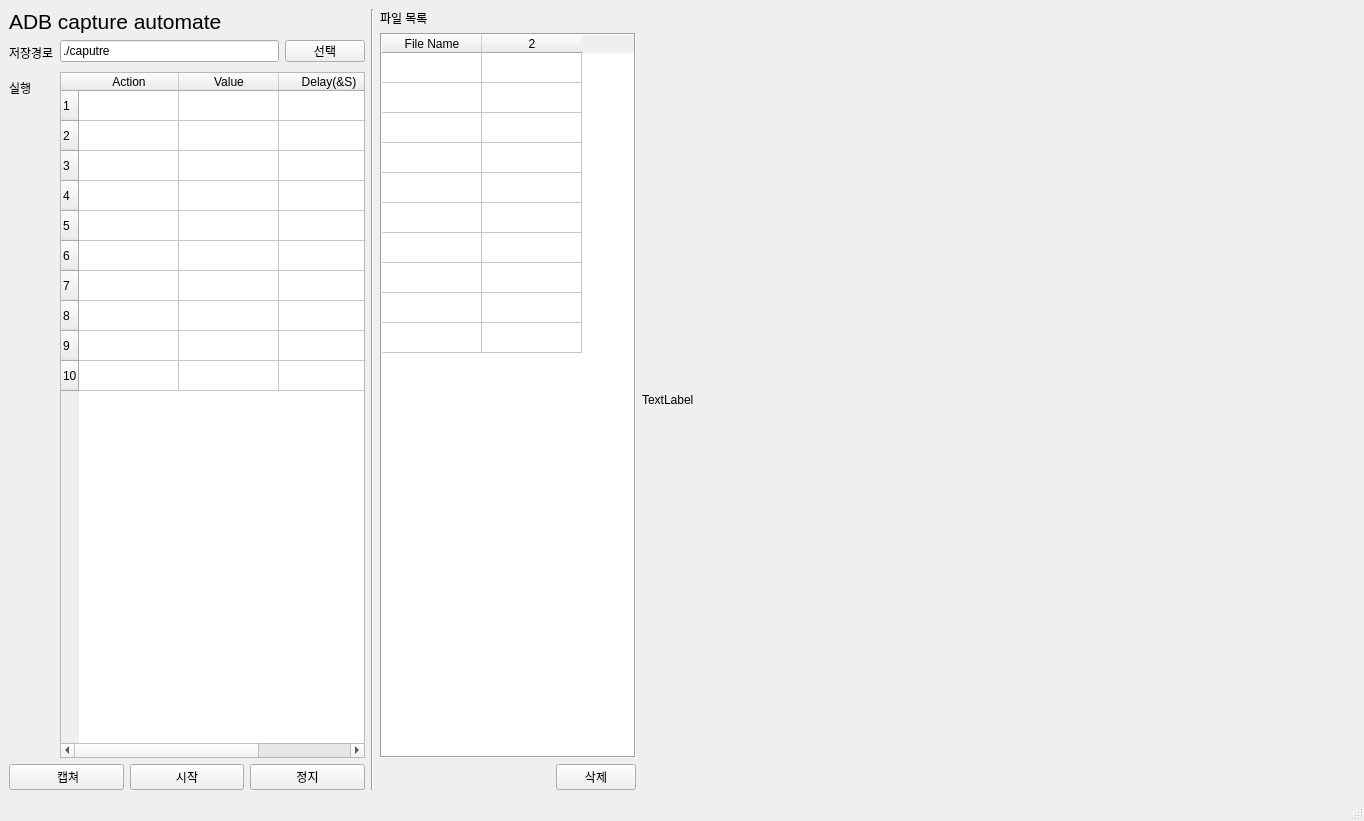
Above: main.ui from gyuha/adb-capture before the change. Below: the same form after it.
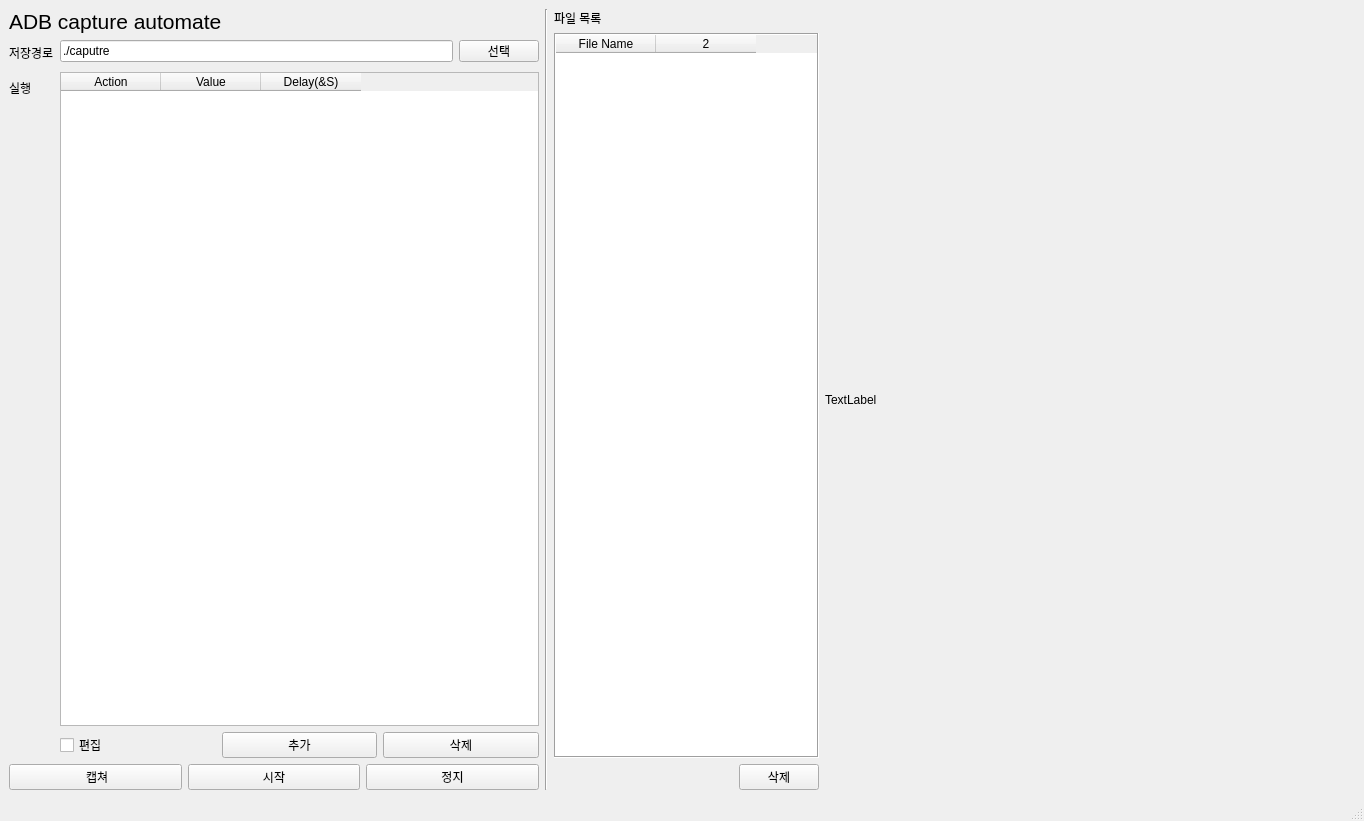
That is the form after the change.

Commit message: qt singleton을 추가 함.

The edit to the form file:
```diff
--- a/main.ui
+++ b/main.ui
@@ -14,7 +14,7 @@
    <string>ADB Caputre automate</string>
   </property>
   <widget class="QWidget" name="centralwidget">
-   <layout class="QHBoxLayout" name="horizontalLayout_2" stretch="1,0,0,2">
+   <layout class="QHBoxLayout" name="horizontalLayout_2" stretch="2,0,1,2">
     <item>
      <layout class="QVBoxLayout" name="verticalLayout">
       <item>
@@ -97,6 +97,8 @@
          </widget>
         </item>
         <item row="1" column="1">
+         <layout class="QVBoxLayout" name="verticalLayout_4" stretch="0,0">
+          <item>
          <widget class="QTableWidget" name="tableWidget">
           <property name="font">
            <font>
@@ -105,7 +107,7 @@
            </font>
           </property>
           <property name="rowCount">
-           <number>10</number>
+             <number>0</number>
           </property>
           <attribute name="verticalHeaderVisible">
            <bool>true</bool>
@@ -113,16 +115,6 @@
           <attribute name="verticalHeaderHighlightSections">
            <bool>true</bool>
           </attribute>
-          <row/>
-          <row/>
-          <row/>
-          <row/>
-          <row/>
-          <row/>
-          <row/>
-          <row/>
-          <row/>
-          <row/>
           <column>
            <property name="text">
             <string>Action</string>
@@ -140,6 +132,33 @@
           </column>
          </widget>
         </item>
+          <item>
+           <layout class="QHBoxLayout" name="horizontalLayout_4">
+            <item>
+             <widget class="QCheckBox" name="checkBox">
+              <property name="text">
+               <string>편집</string>
+              </property>
+             </widget>
+            </item>
+            <item>
+             <widget class="QPushButton" name="pushButton_2">
+              <property name="text">
+               <string>추가</string>
+              </property>
+             </widget>
+            </item>
+            <item>
+             <widget class="QPushButton" name="pushButton">
+              <property name="text">
+               <string>삭제</string>
+              </property>
+             </widget>
+            </item>
+           </layout>
+          </item>
+         </layout>
+        </item>
        </layout>
       </item>
       <item>
@@ -239,7 +258,7 @@
          <bool>true</bool>
         </property>
         <property name="rowCount">
-         <number>10</number>
+         <number>0</number>
         </property>
         <property name="columnCount">
          <number>2</number>
@@ -253,16 +272,6 @@
         <attribute name="verticalHeaderHighlightSections">
          <bool>true</bool>
         </attribute>
-        <row/>
-        <row/>
-        <row/>
-        <row/>
-        <row/>
-        <row/>
-        <row/>
-        <row/>
-        <row/>
-        <row/>
         <column>
          <property name="text">
           <string>File Name</string>
```
Lines whose indentation alone changed are shown as unchanged. The commit also changes 4 other files.
